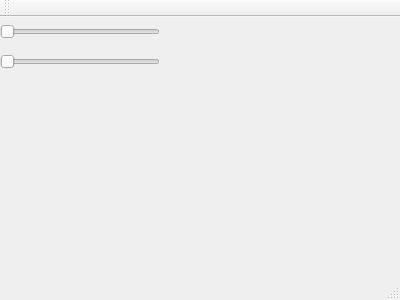
Old version of the form qt_helloworld/gui/mainwindow.ui in the repository VladMatyunin/robot_engineer.
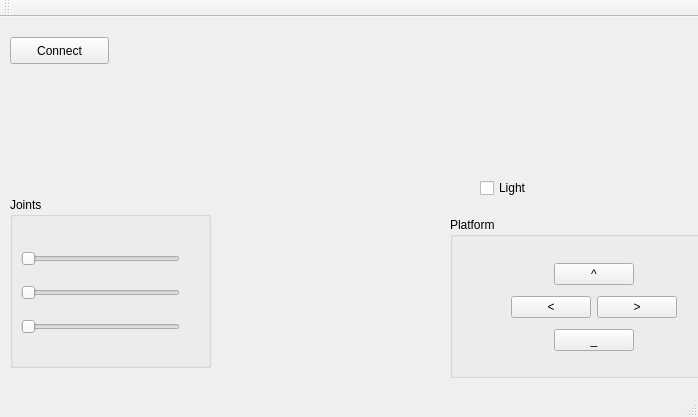
New version of the form.

```diff
--- a/qt_helloworld/gui/mainwindow.ui
+++ b/qt_helloworld/gui/mainwindow.ui
@@ -6,38 +6,227 @@
    <rect>
     <x>0</x>
     <y>0</y>
-    <width>400</width>
-    <height>300</height>
+    <width>698</width>
+    <height>417</height>
    </rect>
   </property>
   <property name="windowTitle">
    <string>MainWindow</string>
   </property>
   <widget class="QWidget" name="centralWidget">
-   <widget class="QSlider" name="horizontalSlider">
+   <widget class="QPushButton" name="pushButton_5">
     <property name="geometry">
      <rect>
-      <x>0</x>
-      <y>0</y>
-      <width>160</width>
-      <height>29</height>
+      <x>10</x>
+      <y>20</y>
+      <width>99</width>
+      <height>27</height>
      </rect>
     </property>
-    <property name="orientation">
-     <enum>Qt::Horizontal</enum>
+    <property name="text">
+     <string>Connect</string>
     </property>
    </widget>
-   <widget class="QSlider" name="horizontalSlider_2">
+   <widget class="QGroupBox" name="groupBox">
     <property name="geometry">
      <rect>
-      <x>0</x>
-      <y>30</y>
-      <width>160</width>
-      <height>29</height>
+      <x>450</x>
+      <y>200</y>
+      <width>251</width>
+      <height>161</height>
      </rect>
     </property>
-    <property name="orientation">
-     <enum>Qt::Horizontal</enum>
+    <property name="title">
+     <string>Platform</string>
+    </property>
+    <widget class="QWidget" name="verticalLayoutWidget">
+     <property name="geometry">
+      <rect>
+       <x>40</x>
+       <y>30</y>
+       <width>208</width>
+       <height>123</height>
+      </rect>
+     </property>
+     <layout class="QVBoxLayout" name="verticalLayout">
+      <item>
+       <layout class="QHBoxLayout" name="horizontalLayout_2">
+        <item>
+         <spacer name="horizontalSpacer">
+          <property name="orientation">
+           <enum>Qt::Horizontal</enum>
+          </property>
+          <property name="sizeHint" stdset="0">
+           <size>
+            <width>40</width>
+            <height>20</height>
+           </size>
+          </property>
+         </spacer>
+        </item>
+        <item>
+         <widget class="QPushButton" name="pushButton">
+          <property name="text">
+           <string>^</string>
+          </property>
+         </widget>
+        </item>
+        <item>
+         <spacer name="horizontalSpacer_2">
+          <property name="orientation">
+           <enum>Qt::Horizontal</enum>
+          </property>
+          <property name="sizeHint" stdset="0">
+           <size>
+            <width>40</width>
+            <height>20</height>
+           </size>
+          </property>
+         </spacer>
+        </item>
+       </layout>
+      </item>
+      <item>
+       <layout class="QHBoxLayout" name="horizontalLayout">
+        <item>
+         <spacer name="horizontalSpacer_5">
+          <property name="orientation">
+           <enum>Qt::Horizontal</enum>
+          </property>
+          <property name="sizeHint" stdset="0">
+           <size>
+            <width>40</width>
+            <height>20</height>
+           </size>
+          </property>
+         </spacer>
+        </item>
+        <item>
+         <widget class="QPushButton" name="pushButton_3">
+          <property name="text">
+           <string>&lt;</string>
+          </property>
+         </widget>
+        </item>
+        <item>
+         <widget class="QPushButton" name="pushButton_2">
+          <property name="text">
+           <string>&gt;</string>
+          </property>
+         </widget>
+        </item>
+        <item>
+         <spacer name="horizontalSpacer_6">
+          <property name="orientation">
+           <enum>Qt::Horizontal</enum>
+          </property>
+          <property name="sizeHint" stdset="0">
+           <size>
+            <width>40</width>
+            <height>20</height>
+           </size>
+          </property>
+         </spacer>
+        </item>
+       </layout>
+      </item>
+      <item>
+       <layout class="QHBoxLayout" name="horizontalLayout_3">
+        <item>
+         <spacer name="horizontalSpacer_3">
+          <property name="orientation">
+           <enum>Qt::Horizontal</enum>
+          </property>
+          <property name="sizeHint" stdset="0">
+           <size>
+            <width>40</width>
+            <height>20</height>
+           </size>
+          </property>
+         </spacer>
+        </item>
+        <item>
+         <widget class="QPushButton" name="pushButton_4">
+          <property name="text">
+           <string>_</string>
+          </property>
+         </widget>
+        </item>
+        <item>
+         <spacer name="horizontalSpacer_4">
+          <property name="orientation">
+           <enum>Qt::Horizontal</enum>
+          </property>
+          <property name="sizeHint" stdset="0">
+           <size>
+            <width>40</width>
+            <height>20</height>
+           </size>
+          </property>
+         </spacer>
+        </item>
+       </layout>
+      </item>
+     </layout>
+    </widget>
+   </widget>
+   <widget class="QGroupBox" name="groupBox_2">
+    <property name="geometry">
+     <rect>
+      <x>10</x>
+      <y>180</y>
+      <width>201</width>
+      <height>171</height>
+     </rect>
+    </property>
+    <property name="title">
+     <string>Joints</string>
+    </property>
+    <widget class="QWidget" name="verticalLayoutWidget_2">
+     <property name="geometry">
+      <rect>
+       <x>0</x>
+       <y>30</y>
+       <width>181</width>
+       <height>131</height>
+      </rect>
+     </property>
+     <layout class="QVBoxLayout" name="verticalLayout_2">
+      <item>
+       <widget class="QSlider" name="horizontalSlider">
+        <property name="orientation">
+         <enum>Qt::Horizontal</enum>
+        </property>
+       </widget>
+      </item>
+      <item>
+       <widget class="QSlider" name="horizontalSlider_2">
+        <property name="orientation">
+         <enum>Qt::Horizontal</enum>
+        </property>
+       </widget>
+      </item>
+      <item>
+       <widget class="QSlider" name="horizontalSlider_3">
+        <property name="orientation">
+         <enum>Qt::Horizontal</enum>
+        </property>
+       </widget>
+      </item>
+     </layout>
+    </widget>
+   </widget>
+   <widget class="QCheckBox" name="checkBox">
+    <property name="geometry">
+     <rect>
+      <x>480</x>
+      <y>160</y>
+      <width>97</width>
+      <height>22</height>
+     </rect>
+    </property>
+    <property name="text">
+     <string>Light</string>
     </property>
    </widget>
   </widget>
```
Left out of the diff: 2 changed lines with no effect on the pictures.
